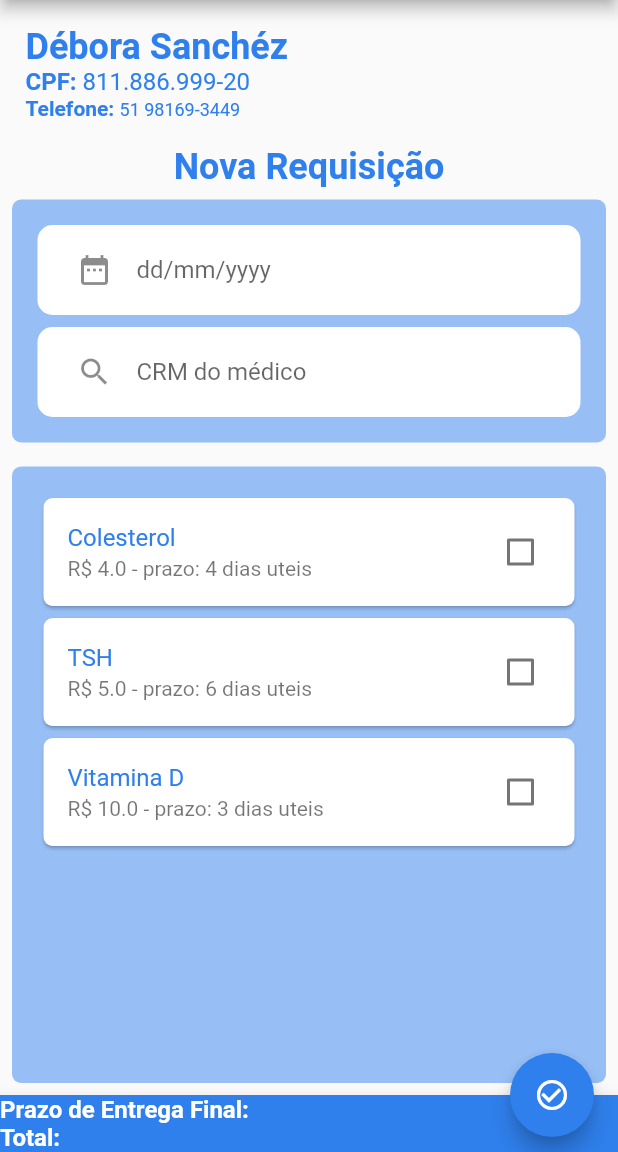
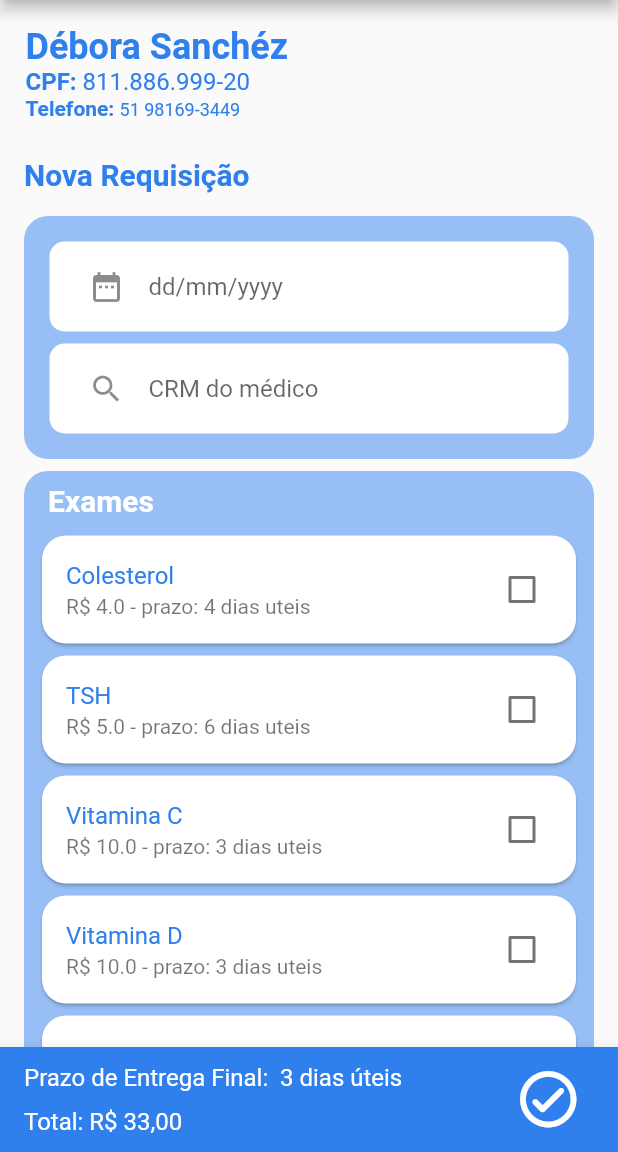
Before and after one commit to adriandallegrave/it_academy_14_exame_de_sangue, a Flutter app: the screen it shows after launch, on a phone screen of 412 x 824 dp, the part 84-1236 px from its top. Run offline on Flutter 3.47's test engine with Material 2 defaults, Android fonts, the phone set to English and light mode, and no system bars.

Commit message:
fix: interface improvements

```diff
--- a/blood_check/lib/components/exam_data.dart
+++ b/blood_check/lib/components/exam_data.dart
@@ -16,19 +16,47 @@ class _ExamDataState extends State<ExamData> {
 
   @override
   Widget build(BuildContext context) {
-    return Container(
-        margin: EdgeInsets.all(8),
-        padding: EdgeInsets.all(8),
-        decoration: BoxDecoration(
+    return Expanded(
+      child: Container(
+        margin: const EdgeInsets.symmetric(horizontal: 16),
+        padding: const EdgeInsets.symmetric(horizontal: 8),
+        decoration: const BoxDecoration(
           color: kSecondColor,
-          border: Border.all(color: Colors.transparent),
-          borderRadius: BorderRadius.all(Radius.circular(6)),
+          borderRadius: BorderRadius.only(
+            topLeft: Radius.circular(16),
+            topRight: Radius.circular(16),
+          )
         ),
-        child:
-            ListView(padding: const EdgeInsets.all(8), children: const <Widget>[
-          ExamDataItem("Colesterol", 4.0, 4),
-          ExamDataItem("TSH", 5.0, 6),
-          ExamDataItem("Vitamina D", 10.0, 3),
-        ])); // Scaffold
+        child: Column(
+          crossAxisAlignment: CrossAxisAlignment.stretch,
+          children: [
+            const Padding(
+              padding: EdgeInsets.all(8.0),
+              child: Text(
+                "Exames",
+                textAlign: TextAlign.start,
+                style: TextStyle(
+                  color: Colors.white,
+                  fontWeight: FontWeight.w600,
+                  fontSize: 20
+                )
+              ),
+            ),
+            Expanded(
+              child: ListView(
+                children: const <Widget>[
+                  ExamDataItem("Colesterol", 4.0, 4),
+                  ExamDataItem("TSH", 5.0, 6),
+                  ExamDataItem("Vitamina C", 10.0, 3),
+                  ExamDataItem("Vitamina D", 10.0, 3),
+                  ExamDataItem("Vitamina E", 10.0, 3),
+                  ExamDataItem("Vitamina F", 10.0, 3),
+                ]
+              ),
+            ),
+          ],
+        )
+      ),
+    );
   }
 }
--- a/blood_check/lib/components/exam_data_item.dart
+++ b/blood_check/lib/components/exam_data_item.dart
@@ -20,14 +20,13 @@ class _ExamDataItemState extends State<ExamDataItem> {
   Widget build(BuildContext context) {
     return Card(
       color: Colors.white,
-        shape: RoundedRectangleBorder(
-          borderRadius: BorderRadius.all(Radius.circular(6)),
+      shape: const RoundedRectangleBorder(
+        borderRadius: BorderRadius.all(Radius.circular(16)),
       ),
       child: CheckboxListTile(
         value: _checked,
         title: Text(widget.name, style: TextStyle(color: kPrimaryColor)),
-          subtitle:
-              Text("R\$ ${widget.price} - prazo: ${widget.days} dias uteis"),
+        subtitle: Text("R\$ ${widget.price} - prazo: ${widget.days} dias uteis"),
         onChanged: (bool? value) {
           setState(() {
             _checked = value!;
@@ -35,6 +34,7 @@ class _ExamDataItemState extends State<ExamDataItem> {
         },
         activeColor: kPrimaryColor,
         checkColor: Colors.white,
-        ));
+      )
+    );
   }
 }
--- a/blood_check/lib/components/requisition_data.dart
+++ b/blood_check/lib/components/requisition_data.dart
@@ -14,24 +14,29 @@ class _RequisitionDataState extends State<RequisitionData> {
   Widget build(BuildContext context) {
     return Form(
       child: Column(
+        crossAxisAlignment: CrossAxisAlignment.stretch,
         children: <Widget>[
-          Text(
-            'Nova Requisição',
-            textAlign: TextAlign.left,
-            style: TextStyle(
-                fontSize: 24,
-                color: kPrimaryColor,
-                fontWeight: FontWeight.bold),
+          const Padding(
+            padding: EdgeInsets.symmetric(horizontal: 16, vertical: 8),
+            child: Text(
+              'Nova Requisição',
+              textAlign: TextAlign.left,
+              style: TextStyle(
+                  fontSize: 20,
+                  color: kPrimaryColor,
+                  fontWeight: FontWeight.w600
+              ),
+            ),
           ),
           Container(
-            margin: EdgeInsets.all(8),
+            margin: const EdgeInsets.symmetric(horizontal: 16, vertical: 8),
             padding: const EdgeInsets.all(8),
             decoration: BoxDecoration(
               color: kSecondColor,
               border: Border.all(
                 color: kSecondColor,
               ),
-              borderRadius: BorderRadius.all(Radius.circular(6)),
+              borderRadius: const BorderRadius.all(Radius.circular(16)),
             ),
             child: Column(
               //padding: const EdgeInsets.fromLTRB(32.0, 8.0, 32.0, 0.0),
--- a/blood_check/lib/screens/new_requisition.dart
+++ b/blood_check/lib/screens/new_requisition.dart
@@ -23,48 +23,62 @@ class _NewRequisitionState extends State<NewRequisition> {
         title: const Text('Blood Check',
             style: TextStyle(fontSize: 24, color: Colors.white)),
       ),
-      body: Container(
-          //padding: const EdgeInsets.all(40),
-          child: Column(children: <Widget>[
+      body: Column(
+        children: const [
           PatientData(),
           RequisitionData(),
-        Expanded(child: ExamData()),
-      ])),
+          ExamData(),
+        ]
+      ),
       bottomNavigationBar: BottomAppBar(
         color: kPrimaryColor,
-        child: Wrap(children: [
-          Column(children: <Widget>[
-            Row(children: [
-              //Spacer(),
-              RichText(
-                text: const TextSpan(
-                    text: 'Prazo de Entrega Final:',
+        child: SizedBox(
+          height: 70,
+          child: Row(
+            mainAxisAlignment: MainAxisAlignment.start,
+            children: [
+              const SizedBox(width: 16),
+              Expanded(
+                child: Column(
+                  mainAxisAlignment: MainAxisAlignment.spaceEvenly,
+                  children: <Widget>[
+                    Row(
+                      children: const [
+                        Text(
+                          "Prazo de Entrega Final:  3 dias úteis",
                           style: TextStyle(
-                        color: Colors.white,
                             fontSize: 16,
-                        fontWeight: FontWeight.bold)),
+                            color: Colors.white
                           )
-            ]),
+                        )
+                      ]
+                    ),
                     Row(
-              children: [
-                RichText(
-                  text: const TextSpan(
-                      text: 'Total:',
+                      children: const [
+                        Text(
+                          "Total: R\$ 33,00",
                           style: TextStyle(
-                          color: Colors.white,
                             fontSize: 16,
-                          fontWeight: FontWeight.bold)),
+                            color: Colors.white
+                          )
                         )
                       ],
                     ),
-          ])
-        ]),
+                  ]
                 ),
-      floatingActionButton: FloatingActionButton(
-          backgroundColor: kPrimaryColor,
-          child: const Icon(Icons.check_circle_outline),
-          onPressed: () {}),
-      floatingActionButtonLocation: FloatingActionButtonLocation.endDocked,
-    ); // Scaffold
+              ),
+              IconButton(
+                iconSize: 45,
+                onPressed: (){},
+                icon: const Icon(
+                Icons.check_circle_outline_rounded,
+                color: Colors.white,
+              ),),
+              const SizedBox(width: 16)
+            ],
+          ),
+        ),
+      )
+    );
   }
 }
```
Lines whose indentation alone changed are shown as unchanged.
